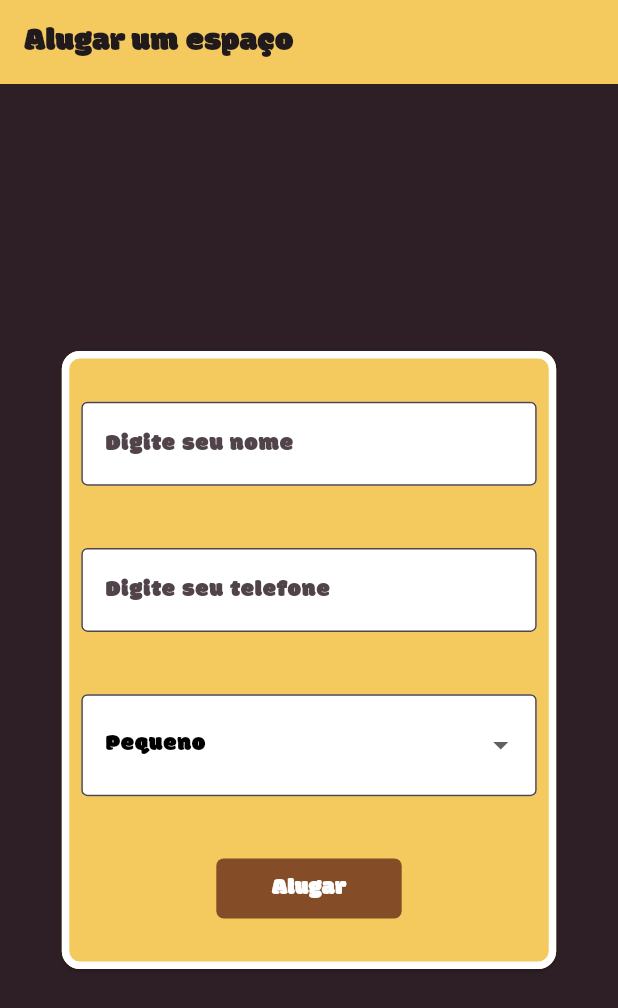
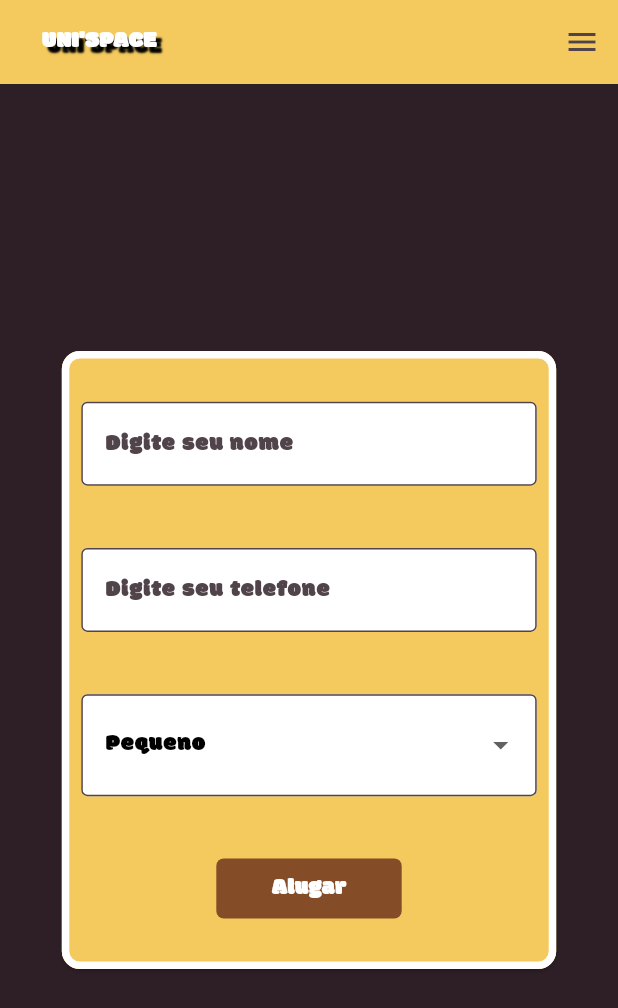
Before and after one commit to PedroHenrique-42/unispace, a Flutter app: the screen it shows after launch, after a tap on "Começar", on a phone screen of 412 x 824 dp. Shown: the top 1008 px of the screen. Run offline on Flutter 3.47's test engine with Material 2 defaults, Android fonts, the phone set to English and light mode, and no system bars; our stand-ins replace bloc, brasil_fields, dartz, flutter_bloc, flutter_modular, sizer.

Commit message:
refactor: adicionando app bar em todas as telas com os botões que levam as páginas.

```diff
--- a/lib/features/home/home_module.dart
+++ b/lib/features/home/home_module.dart
@@ -1,15 +1,29 @@
 import 'package:flutter_modular/flutter_modular.dart';
 import 'package:unispace/core/constants/routes.dart';
 import 'package:unispace/features/home/presentation/pages/home_page.dart';
-import 'package:unispace/features/register/register_module.dart';
+import 'package:unispace/features/register/data/data_sources/add_register_data_source.dart';
+import 'package:unispace/features/register/data/repositories_impl/add_register_repository_impl.dart';
+import 'package:unispace/features/register/data/use_cases_impl/add_register_use_case_impl.dart';
+import 'package:unispace/features/register/domain/repositories/add_register_repository.dart';
+import 'package:unispace/features/register/domain/use_cases/add_register_use_case.dart';
+import 'package:unispace/features/register/external/data_sources_impl/add_register_on_state_data_source.dart';
+import 'package:unispace/features/register/presentation/cubit/space_cubit.dart';
+import 'package:unispace/features/register/presentation/pages/list_registers_page.dart';
+import 'package:unispace/features/register/presentation/pages/register_page.dart';
 
 class HomeModule extends Module {
   @override
-  void binds(i) {}
+  void binds(i) {
+    i.addLazySingleton<AddRegisterDataSource>(AddRegisterOnStateDataSource.new);
+    i.addLazySingleton<AddRegisterRepository>(AddRegisterRepositoryImpl.new);
+    i.addLazySingleton<AddRegisterUseCase>(AddRegisterUseCaseImpl.new);
+    i.addLazySingleton(SpaceCubit.new);
+  }
 
   @override
   void routes(r) {
     r.child(Routes.home, child: (context) => const HomePage());
-    r.module(Routes.register, module: RegisterModule());
+    r.child(Routes.register, child: (context) => const RegisterPage());
+    r.child(Routes.listRegisters, child: (context) => const ListRegistersPage());
   }
 }
--- a/lib/features/home/presentation/pages/home_page.dart
+++ b/lib/features/home/presentation/pages/home_page.dart
@@ -2,25 +2,40 @@ import 'package:flutter/material.dart';
 import 'package:sizer/sizer.dart';
 import 'package:unispace/core/constants/assets.dart';
 import 'package:unispace/features/home/presentation/widgets/banner_widget.dart';
+import 'package:unispace/shared/components/app_bar_widget.dart';
+import 'package:unispace/shared/components/app_drawer.dart';
 
 class HomePage extends StatelessWidget {
   const HomePage({super.key});
 
   @override
   Widget build(BuildContext context) {
+    var screenSize = MediaQuery.of(context).size.width;
+    double leftRightBannerPadding = screenSize < 1000 ? 10 : 0;
+
     return Scaffold(
+      endDrawer: screenSize < 1000
+          ? const AppDrawer()
+          : null,
+      appBar: const AppBarWidget(),
       body: SingleChildScrollView(
         child: SizedBox(
           width: double.infinity,
+          height: 90.h,
           child: Column(
             crossAxisAlignment: CrossAxisAlignment.center,
+            mainAxisAlignment: MainAxisAlignment.spaceEvenly,
             children: [
               Padding(
                 padding: EdgeInsets.only(top: 2.h),
-                child: Image.asset(Assets.logo),
+                child: Image.asset(Assets.logo, scale: 1.5),
               ),
               Padding(
-                padding: EdgeInsets.only(top: 5.h),
+                padding: EdgeInsets.only(
+                  top: 5.h,
+                  left: leftRightBannerPadding,
+                  right: leftRightBannerPadding,
+                ),
                 child: const BannerWidget(),
               ),
             ],
--- a/lib/features/home/presentation/widgets/banner_widget.dart
+++ b/lib/features/home/presentation/widgets/banner_widget.dart
@@ -10,31 +10,44 @@ class BannerWidget extends StatelessWidget {
   @override
   Widget build(BuildContext context) {
     return Card(
-      child: Container(
-        decoration: BoxDecoration(
-          borderRadius: const BorderRadius.all(
-            Radius.circular(12),
-          ),
-          border: Border.all(
-            color: AppColors.primaryWhite,
+      shape: RoundedRectangleBorder(
+        borderRadius: BorderRadius.circular(10),
+        side: const BorderSide(
+          color: Colors.white,
           width: 5,
         ),
       ),
-        width: MediaQuery.of(context).size.width > 1000 ? 55.w : 80.w,
+      elevation: 0,
       child: Padding(
-          padding: const EdgeInsets.all(8.0),
+        padding: const EdgeInsets.all(16.0),
         child: Column(
           children: [
             Text(
               "Na UNI'Space, você tem segurança\n e espaço, MUITO espaço.",
-                style: Theme.of(context).textTheme.titleMedium,
+              style: Theme.of(context).textTheme.titleMedium?.copyWith(
+                shadows: <Shadow>[
+                  const Shadow(
+                    offset: Offset(3.5, 3.5),
+                    blurRadius: 1.0,
+                    color: Color.fromARGB(255, 0, 0, 0),
+                  ),
+                ],
+              ),
               textAlign: TextAlign.center,
             ),
             Padding(
               padding: EdgeInsets.only(top: 2.h),
               child: Text(
                 "Vamos guardar?",
-                  style: Theme.of(context).textTheme.titleMedium,
+                style: Theme.of(context).textTheme.titleMedium?.copyWith(
+                  shadows: <Shadow>[
+                    const Shadow(
+                      offset: Offset(3.5, 3.5),
+                      blurRadius: 1.0,
+                      color: Color.fromARGB(255, 0, 0, 0),
+                    ),
+                  ],
+                ),
                 textAlign: TextAlign.center,
               ),
             ),
@@ -43,29 +56,33 @@ class BannerWidget extends StatelessWidget {
               size: 12.h,
               color: AppColors.primaryWhite,
             ),
-              Container(
-                height: MediaQuery.of(context).size.width > 1000 ? 50 : 40,
-                width: MediaQuery.of(context).size.width > 1000 ? 10.w : 30.w,
-                decoration: const BoxDecoration(
-                  color: AppColors.secondaryBrown,
-                  borderRadius: BorderRadius.all(
-                    Radius.circular(5),
+            ElevatedButton(
+              style: ElevatedButton.styleFrom(
+                padding: const EdgeInsets.all(20),
+                backgroundColor: AppColors.secondaryBrown,
+                shape: RoundedRectangleBorder(
+                  borderRadius: BorderRadius.circular(10),
                 ),
+                shadowColor: AppColors.primaryWhite,
+                elevation: 5,
               ),
-                child: TextButton(
               onPressed: () {
-                    Modular.to.navigate(Routes.formatRoute(Routes.register));
+                Modular.to.navigate(Routes.register);
               },
               child: Text(
                 "Começar",
-                    style: Theme.of(context).textTheme.titleSmall,
+                style: Theme.of(context).textTheme.titleSmall?.copyWith(shadows: [
+                  const Shadow(
+                    offset: Offset(1, 1),
+                    blurRadius: 1.0,
+                    color: Color.fromARGB(255, 0, 0, 0),
                   ),
+                ]),
               ),
             ),
           ],
         ),
       ),
-      ),
     );
   }
 }
--- a/lib/features/register/presentation/cubit/space_cubit.dart
+++ b/lib/features/register/presentation/cubit/space_cubit.dart
@@ -1,5 +1,4 @@
 import 'package:bloc/bloc.dart';
-import 'package:flutter_modular/flutter_modular.dart';
 import 'package:unispace/features/register/domain/entities/register.dart';
 import 'package:unispace/features/register/domain/use_cases/add_register_use_case.dart';
 import 'package:unispace/features/register/external/mock_data/mock_data.dart';
--- a/lib/features/register/presentation/pages/list_registers_page.dart
+++ b/lib/features/register/presentation/pages/list_registers_page.dart
@@ -1,6 +1,8 @@
 import 'package:flutter/material.dart';
 import 'package:sizer/sizer.dart';
 import 'package:unispace/features/register/external/mock_data/mock_data.dart';
+import 'package:unispace/shared/components/app_bar_widget.dart';
+import 'package:unispace/shared/components/app_drawer.dart';
 
 class ListRegistersPage extends StatefulWidget {
   const ListRegistersPage({super.key});
@@ -14,17 +16,23 @@ class _ListRegistersPageState extends State<ListRegistersPage> {
   Widget build(BuildContext context) {
     var theme = Theme.of(context);
     var screenSize = MediaQuery.of(context).size;
+    var registersList = MockData.listRegister;
 
     return Scaffold(
-      appBar: AppBar(
-        title: const Text('Lista de espaços alugados'),
-        automaticallyImplyLeading: false,
+      endDrawer: const AppDrawer(),
+      appBar: const AppBarWidget(),
+      body: registersList.isEmpty
+          ? Center(
+              child: Text(
+                "Não há nenhum registro",
+                style: theme.textTheme.titleMedium,
               ),
-      body: ListView.builder(
+            )
+          : ListView.builder(
               padding: const EdgeInsets.only(top: 10),
-        itemCount: MockData.listRegister.length,
+              itemCount: registersList.length,
               itemBuilder: (context, index) {
-          var register = MockData.listRegister[index];
+                var register = registersList[index];
 
                 return Padding(
                   padding: EdgeInsets.symmetric(horizontal: screenSize.width < 1000 ? 10.w : 30.w),
--- a/lib/features/register/presentation/pages/register_page.dart
+++ b/lib/features/register/presentation/pages/register_page.dart
@@ -1,17 +1,17 @@
 import 'package:flutter/material.dart';
 import 'package:unispace/features/register/presentation/widgets/form_widget.dart';
+import 'package:unispace/shared/components/app_bar_widget.dart';
+import 'package:unispace/shared/components/app_drawer.dart';
 
 class RegisterPage extends StatelessWidget {
   const RegisterPage({super.key});
 
   @override
   Widget build(BuildContext context) {
-    return Scaffold(
-      appBar: AppBar(
-        title: const Text('Alugar um espaço'),
-        automaticallyImplyLeading: false,
-      ),
-      body: const Center(child: FormWidget()),
+    return const Scaffold(
+      endDrawer: AppDrawer(),
+      appBar: AppBarWidget(),
+      body: Center(child: FormWidget()),
     );
   }
 }
--- a/lib/features/register/register_module.dart
+++ /dev/null
@@ -1,30 +0,0 @@
-import 'package:flutter_modular/flutter_modular.dart';
-import 'package:unispace/core/constants/routes.dart';
-import 'package:unispace/features/register/data/data_sources/add_register_data_source.dart';
-import 'package:unispace/features/register/data/repositories_impl/add_register_repository_impl.dart';
-import 'package:unispace/features/register/data/use_cases_impl/add_register_use_case_impl.dart';
-import 'package:unispace/features/register/domain/repositories/add_register_repository.dart';
-import 'package:unispace/features/register/domain/use_cases/add_register_use_case.dart';
-import 'package:unispace/features/register/external/data_sources_impl/add_register_on_state_data_source.dart';
-import 'package:unispace/features/register/presentation/cubit/space_cubit.dart';
-import 'package:unispace/features/register/presentation/pages/list_registers_page.dart';
-import 'package:unispace/features/register/presentation/pages/register_page.dart';
-
-class RegisterModule extends Module {
-  @override
-  void binds(i) {
-    i.addLazySingleton<AddRegisterDataSource>(AddRegisterOnStateDataSource.new);
-    i.addLazySingleton<AddRegisterRepository>(AddRegisterRepositoryImpl.new);
-    i.addLazySingleton<AddRegisterUseCase>(AddRegisterUseCaseImpl.new);
-    i.addLazySingleton(SpaceCubit.new);
-  }
-
-  @override
-  void routes(r) {
-    r.child(Routes.home, child: (context) => const RegisterPage());
-    r.child(
-      Routes.listRegisters,
-      child: (context) => const ListRegistersPage(),
-    );
-  }
-}
--- /dev/null
+++ b/lib/shared/components/app_bar_widget.dart
@@ -0,0 +1,76 @@
+import 'package:flutter/material.dart';
+import 'package:flutter_modular/flutter_modular.dart';
+import 'package:unispace/core/constants/app_colors.dart';
+import 'package:unispace/core/constants/routes.dart';
+
+class AppBarWidget extends StatefulWidget implements PreferredSizeWidget {
+  const AppBarWidget({super.key});
+
+  @override
+  Size get preferredSize => const Size.fromHeight(kToolbarHeight);
+
+  @override
+  State<StatefulWidget> createState() => _AppBarWidgetState();
+}
+
+class _AppBarWidgetState extends State<AppBarWidget> {
+  @override
+  Widget build(BuildContext context) {
+    var screenSize = MediaQuery.of(context).size.width;
+
+    return AppBar(
+      toolbarHeight: 1000,
+      backgroundColor: AppColors.primaryYellow,
+      elevation: 0,
+      automaticallyImplyLeading: false,
+      title: TextButton(
+        onPressed: () {
+          Modular.to.navigate(Routes.home);
+        },
+        child: Text(
+          "UNI'SPACE",
+          style: Theme.of(context).textTheme.titleSmall?.copyWith(
+            shadows: <Shadow>[
+              const Shadow(
+                offset: Offset(3.5, 3.5),
+                blurRadius: 1.0,
+                color: Color.fromARGB(255, 0, 0, 0),
+              ),
+            ],
+          ),
+        ),
+      ),
+      actions: screenSize < 1000
+          ? null
+          : [
+              TextButton(
+                onPressed: () {
+                  Modular.to.navigate(Routes.home);
+                },
+                child: Text(
+                  'Home',
+                  style: Theme.of(context).textTheme.bodyLarge,
+                ),
+              ),
+              TextButton(
+                onPressed: () {
+                  Modular.to.navigate(Routes.register);
+                },
+                child: Text(
+                  'Alugar',
+                  style: Theme.of(context).textTheme.bodyLarge,
+                ),
+              ),
+              TextButton(
+                onPressed: () {
+                  Modular.to.navigate(Routes.listRegisters);
+                },
+                child: Text(
+                  'Ver registros',
+                  style: Theme.of(context).textTheme.bodyLarge,
+                ),
+              ),
+            ],
+    );
+  }
+}
--- /dev/null
+++ b/lib/shared/components/app_drawer.dart
@@ -0,0 +1,50 @@
+import 'package:flutter/material.dart';
+import 'package:flutter_modular/flutter_modular.dart';
+import 'package:sizer/sizer.dart';
+import 'package:unispace/core/constants/app_colors.dart';
+import 'package:unispace/core/constants/routes.dart';
+
+class AppDrawer extends StatelessWidget {
+  const AppDrawer({super.key});
+
+  @override
+  Widget build(BuildContext context) {
+    return Drawer(
+      backgroundColor: AppColors.primaryYellow,
+      width: 50.w,
+      child: Column(
+        mainAxisSize: MainAxisSize.min,
+        mainAxisAlignment: MainAxisAlignment.center,
+        children: [
+          TextButton(
+            onPressed: () {
+              Modular.to.navigate(Routes.home);
+            },
+            child: Text(
+              'Home',
+              style: Theme.of(context).textTheme.bodyLarge,
+            ),
+          ),
+          TextButton(
+            onPressed: () {
+              Modular.to.navigate(Routes.register);
+            },
+            child: Text(
+              'Alugar',
+              style: Theme.of(context).textTheme.bodyLarge,
+            ),
+          ),
+          TextButton(
+            onPressed: () {
+              Modular.to.navigate(Routes.listRegisters);
+            },
+            child: Text(
+              'Ver registros',
+              style: Theme.of(context).textTheme.bodyLarge,
+            ),
+          ),
+        ],
+      ),
+    );
+  }
+}
```
Lines whose indentation alone changed are shown as unchanged.
